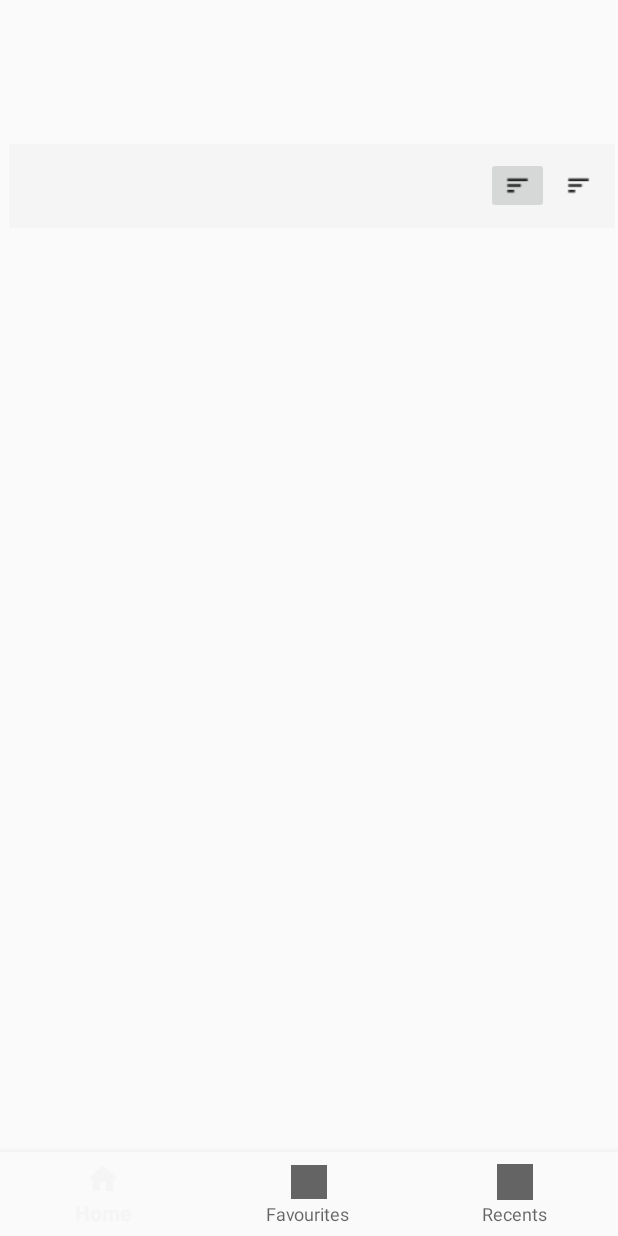
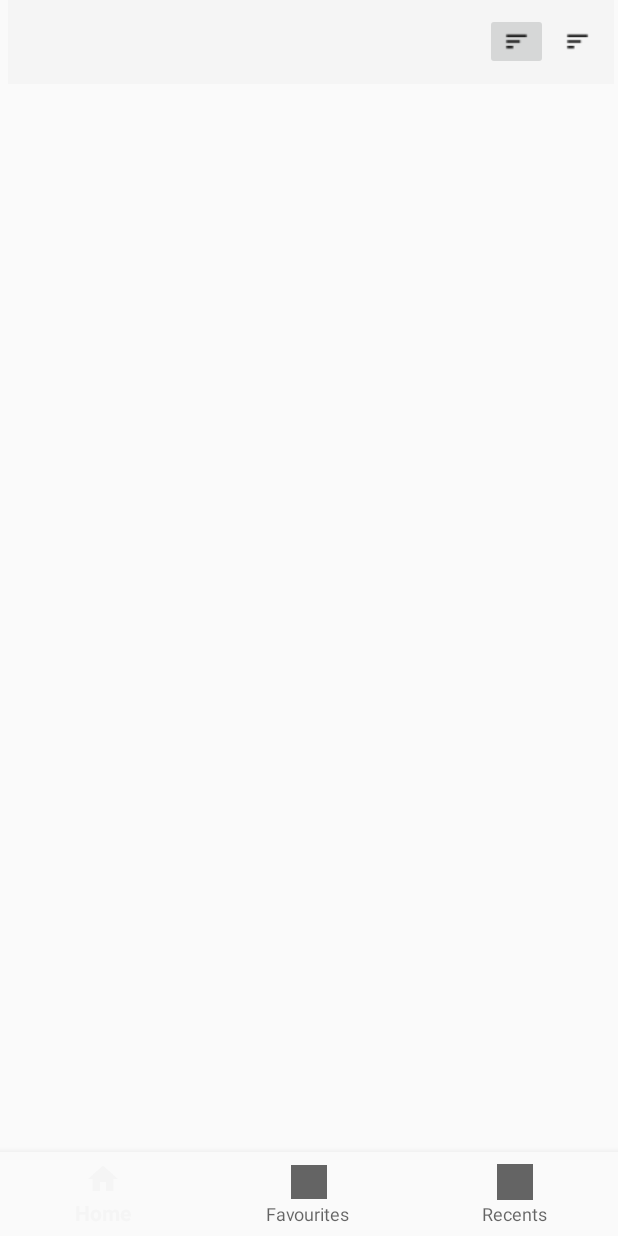
Before and after one commit to cindyfang70/Protocel-Frontend, an Android app: the CategoryActivity screen opened directly, with no data from a screen before it, on a phone screen of 412 x 824 dp. Run offline under Robolectric (Android 15) with nearby library versions, the phone set to English and light mode, and no system bars; 3 statements that could not run were skipped.

Commit message:
Update activity_category.xml

```diff
--- a/app/src/main/res/layout/activity_category.xml
+++ b/app/src/main/res/layout/activity_category.xml
@@ -41,10 +41,10 @@
         app:contentInsetStart="300dp"
         app:layout_constraintBottom_toTopOf="@+id/navigation_view"
         app:layout_constraintEnd_toEndOf="parent"
-        app:layout_constraintHorizontal_bias="0.768"
+        app:layout_constraintHorizontal_bias="0.637"
         app:layout_constraintStart_toStartOf="parent"
         app:layout_constraintTop_toTopOf="parent"
-        app:layout_constraintVertical_bias="1.0"
+        app:layout_constraintVertical_bias="0.0"
         app:menu="@menu/sort_protocols">
 
 
```
